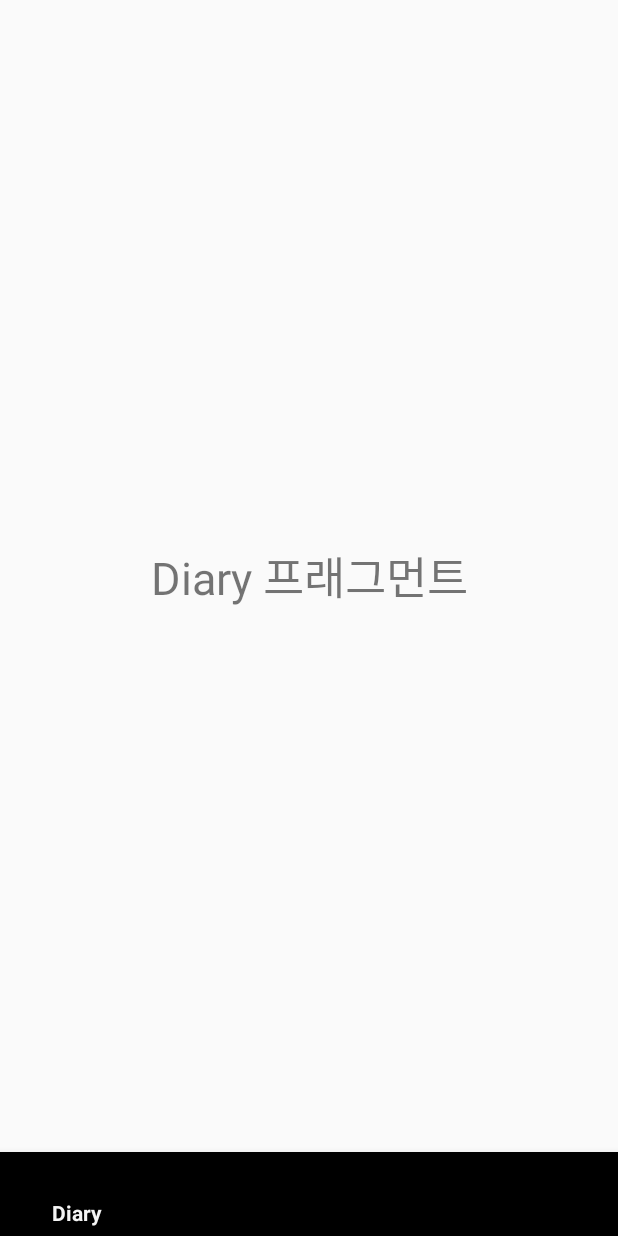
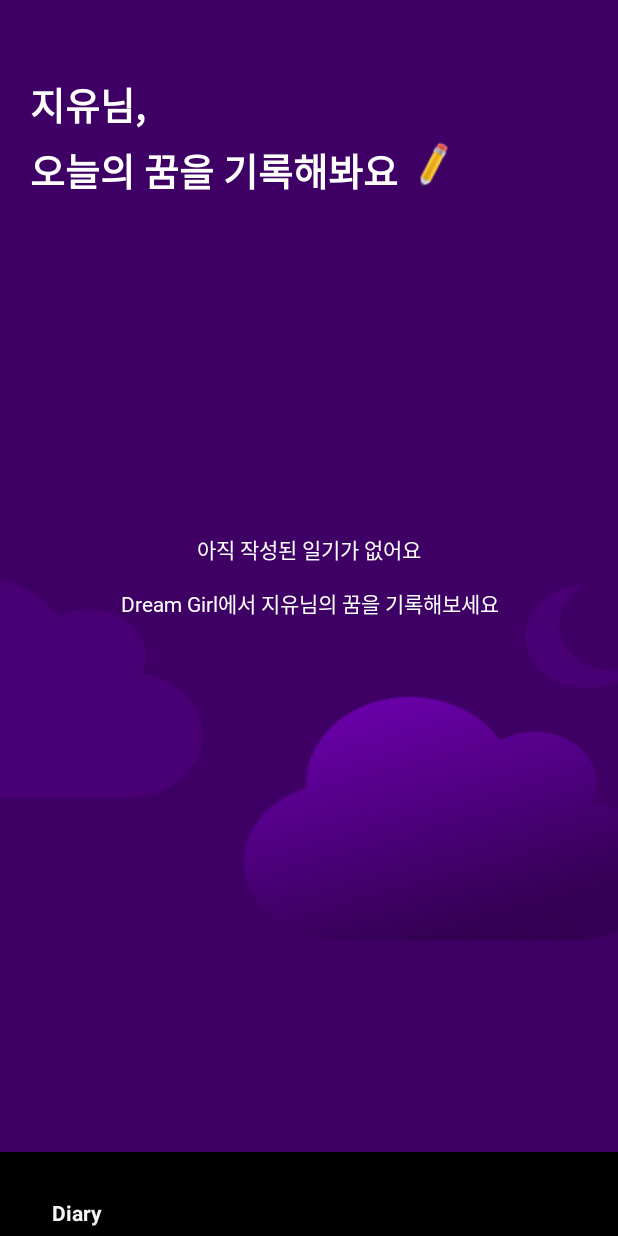
Before and after one commit to Hackathon0704/Android, an Android app: the DiaryFragment screen opened directly, with no data from a screen before it, on a phone screen of 412 x 824 dp. Run offline under Robolectric (Android 15) with nearby library versions, the phone set to English and light mode, and no system bars.

Commit message:
feat : fragment_diary 추가

```diff
--- a/app/src/main/res/layout/fragment_diary.xml
+++ b/app/src/main/res/layout/fragment_diary.xml
@@ -2,17 +2,69 @@
 <androidx.constraintlayout.widget.ConstraintLayout xmlns:android="http://schemas.android.com/apk/res/android"
     android:layout_width="match_parent"
     android:layout_height="match_parent"
+    android:background="@drawable/background_image"
     xmlns:app="http://schemas.android.com/apk/res-auto">
 
     <TextView
-        android:layout_width="match_parent"
+        android:id="@+id/diary_user_name_tv"
+        android:layout_width="wrap_content"
         android:layout_height="wrap_content"
-        android:gravity="center_horizontal"
-        android:text="Diary 프래그먼트"
-        android:textSize="30sp"
+        android:text="지유"
+        android:textColor="@color/white"
+        android:textSize="25sp"
+        android:textStyle="bold"
+        android:fontFamily="@font/pretendardvariable"
+        app:layout_constraintStart_toStartOf="parent"
         app:layout_constraintTop_toTopOf="parent"
-        app:layout_constraintBottom_toBottomOf="parent"
+        android:layout_marginStart="20dp"
+        android:layout_marginTop="50dp"/>
+    <TextView
+        android:id="@+id/diary_main_tv1"
+        android:layout_width="wrap_content"
+        android:layout_height="wrap_content"
+        android:text="님,"
+        android:textColor="@color/white"
+        android:textSize="25sp"
+        android:textStyle="bold"
+        android:fontFamily="@font/pretendardvariable"
+        app:layout_constraintStart_toEndOf="@id/diary_user_name_tv"
+        app:layout_constraintTop_toTopOf="parent"
+        android:layout_marginTop="50dp"/>
+    <TextView
+        android:id="@+id/diary_main_tv2"
+        android:layout_width="wrap_content"
+        android:layout_height="wrap_content"
+        android:text="오늘의 꿈을 기록해봐요"
+        android:textColor="@color/white"
+        android:textSize="25sp"
+        android:textStyle="bold"
+        android:fontFamily="@font/pretendardvariable"
         app:layout_constraintStart_toStartOf="parent"
-        app:layout_constraintEnd_toEndOf="parent"/>
+        app:layout_constraintTop_toBottomOf="@id/diary_user_name_tv"
+        android:layout_marginStart="20dp"
+        android:layout_marginTop="5dp"/>
+
+    <ImageView
+        android:id="@+id/diary_main_edit_iv"
+        android:layout_width="32dp"
+        android:layout_height="32dp"
+        android:src="@drawable/edit_icon"
+        app:layout_constraintStart_toEndOf="@id/diary_main_tv2"
+        app:layout_constraintTop_toTopOf="@id/diary_main_tv2"
+        android:layout_marginStart="8dp"/>
+
+    <TextView
+        android:layout_width="wrap_content"
+        android:layout_height="wrap_content"
+        android:text="아직 작성된 일기가 없어요\nDream Girl에서 지유님의 꿈을 기록해보세요"
+        android:textColor="@color/white"
+        android:lineSpacingExtra="15dp"
+        android:fontFamily="@font/pretendardvariable"
+        android:textSize="14sp"
+        android:gravity="center"
+        app:layout_constraintStart_toStartOf="parent"
+        app:layout_constraintEnd_toEndOf="parent"
+        app:layout_constraintTop_toTopOf="parent"
+        app:layout_constraintBottom_toBottomOf="parent"/>
 
 </androidx.constraintlayout.widget.ConstraintLayout>
```
Also changed, not shown: app/src/main/res/drawable/background_image.png (added), app/src/main/res/drawable/edit_icon.png (added).
